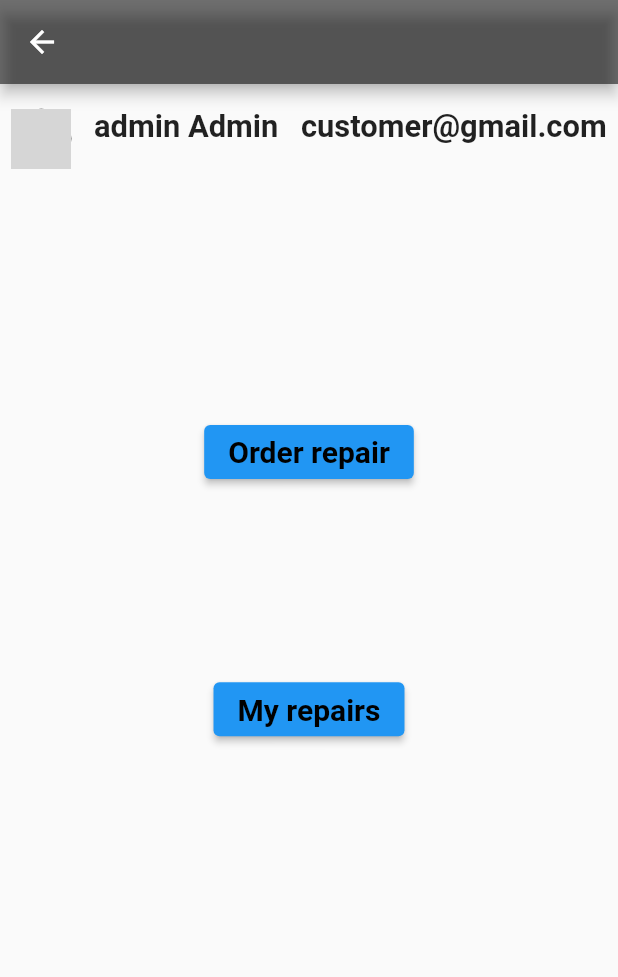
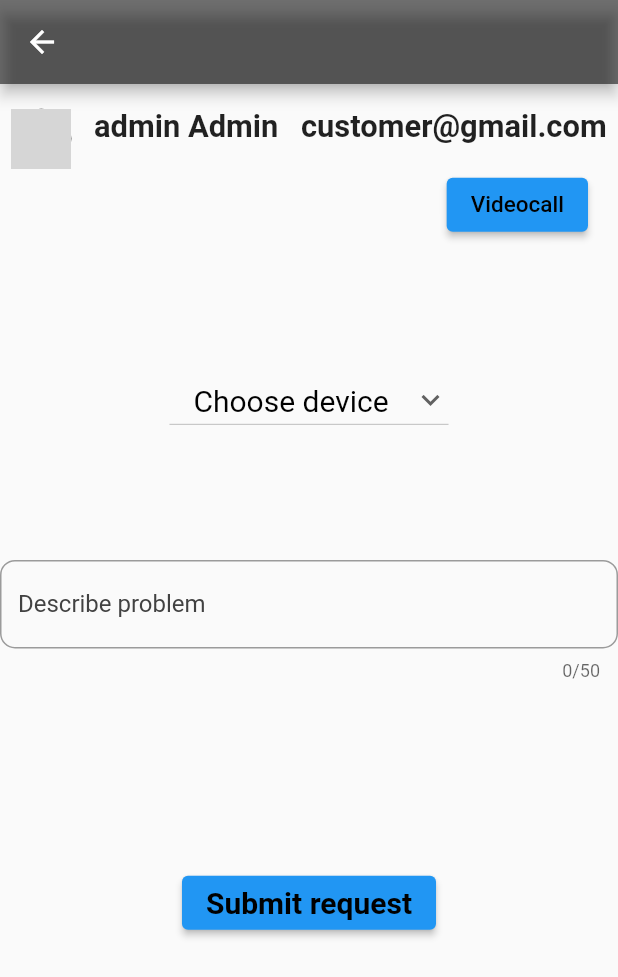
Before and after one commit to FedorViest/MTAA_frontend, a Flutter app: the CustomerScreen screen opened directly, after a tap on "Order repair", on a phone screen of 412 x 824 dp. Shown: the top 977 px of the screen. Run offline on Flutter 3.47's test engine with Material 2 defaults, Android fonts, the phone set to English and light mode, and no system bars; drawn by our look-alikes of dropdown_button2; grey boxes are pictures that could not be loaded.

Commit message:
Finish order screen with dropdown menu

```diff
--- a/lib/Screens/customer.dart
+++ b/lib/Screens/customer.dart
@@ -1,8 +1,10 @@
 import 'package:flutter/material.dart';
+import 'package:frontend/Screens/order_repair.dart';
 
 import 'profile.dart';
 
 class CustomerScreen extends StatelessWidget {
+
   @override
   Widget build(BuildContext context) {
     Size size = MediaQuery
@@ -23,7 +25,9 @@ class CustomerScreen extends StatelessWidget {
               children: [
                 SizedBox(height: size.height * 0.2),
                 ElevatedButton(
-                  onPressed: () {},
+                  onPressed: () {
+                    Navigator.of(context).push(MaterialPageRoute(builder: (context) => OrderRepairScreen()));
+                  },
                   child: const Text(
                     "Order repair",
                     style: TextStyle(
--- a/lib/Screens/login.dart
+++ b/lib/Screens/login.dart
@@ -1,5 +1,6 @@
 import 'package:flutter/material.dart';
 import 'package:flutter/services.dart';
+import 'package:frontend/Screens/customer.dart';
 import 'package:frontend/Screens/register.dart';
 
 class LoginScreen extends StatelessWidget{
@@ -61,7 +62,9 @@ class LoginScreen extends StatelessWidget{
             Container(
               alignment: Alignment.center,
               child: ElevatedButton(
-                onPressed: () {},
+                onPressed: () {
+                  Navigator.of(context).push(MaterialPageRoute(builder: (context) => CustomerScreen()));
+                },
                 child: const Text('SIGN IN'),
                 style: ElevatedButton.styleFrom(
                     fixedSize: const Size(200, 60), primary: Color(0xFF1E5F74)),
@@ -77,14 +80,14 @@ class LoginScreen extends StatelessWidget{
                     Navigator.of(context).push(MaterialPageRoute(builder: (context) => RegisterScreen()));
                   },
                   child: RichText(
-                    text: TextSpan(
-                      style: const TextStyle(
+                    text: const TextSpan(
+                      style: TextStyle(
                         fontSize: 14,
                         color: Colors.grey,
                       ),
                       children: <TextSpan>[
                         TextSpan(text: 'Don\'t have an account? '),
-                        TextSpan(text: 'Register here!', style: const TextStyle(fontWeight: FontWeight.bold)),
+                        TextSpan(text: 'Register here!', style: TextStyle(fontWeight: FontWeight.bold)),
                       ],
                     ),
                   )
--- /dev/null
+++ b/lib/Screens/order_repair.dart
@@ -0,0 +1,114 @@
+import 'package:flutter/material.dart';
+import 'package:dropdown_button2/dropdown_button2.dart';
+
+
+import 'customer.dart';
+import 'profile.dart';
+
+class OrderRepairScreen extends StatefulWidget {
+  @override
+  _OrderRepairScreenState createState() => _OrderRepairScreenState();
+}
+
+class _OrderRepairScreenState extends State<OrderRepairScreen>{
+  String? _dropDownValue;
+
+  List<String> items = [
+    "Mac",
+    "HP",
+    "Asus",
+    "Lenovo",
+    "Other",
+  ];
+
+  Widget build(BuildContext context) {
+    Size size = MediaQuery
+        .of(context)
+        .size;
+
+    return Scaffold(
+      appBar: AppBar(
+        backgroundColor: Colors.black54,
+      ),
+      body: SingleChildScrollView(
+      child: Container(
+        child: Column(
+          children: [
+            Profile(),
+            Container(
+              alignment: Alignment.topRight,
+              margin: const EdgeInsets.only(right: 20),
+              child: ElevatedButton(
+                onPressed: () {},
+                child: const Text(
+                  "Videocall",
+                  style: TextStyle(
+                    fontSize: 15,
+                    color: Colors.black,
+                  ),
+                )),
+            ),
+            Column(
+              mainAxisAlignment: MainAxisAlignment.start,
+              crossAxisAlignment: CrossAxisAlignment.center,
+              children: [
+                SizedBox(height: size.height * 0.1),
+                SizedBox(width: size.width * 0.2),
+                DropdownButton2(
+                  alignment: Alignment.center,
+                  icon: const Icon(Icons.keyboard_arrow_down),
+                  items: items.map((String items){
+                    return DropdownMenuItem<String>(
+                      value: items,
+                      child: Text(items),
+                    );
+                  }).toList(),
+                  hint: const Text(
+                    "Choose device",
+                    style: TextStyle(
+                      color: Colors.black,
+                      fontSize: 20,
+                    ),
+                  ),
+                  value: _dropDownValue,
+                  onChanged: (value){
+                    setState((){
+                      _dropDownValue = value as String;
+                    }
+                    );
+                  },
+                ),
+                SizedBox(height: size.height * 0.1),
+                TextField(
+                  maxLength: 50,
+                  decoration: InputDecoration(
+                      border: OutlineInputBorder(
+                        borderRadius: BorderRadius.circular(10.0),
+                      ),
+                      hintStyle: TextStyle(color: Colors.grey[800]),
+                      hintText: "Describe problem",
+                      fillColor: Colors.white70),
+                ),
+                SizedBox(height: size.height * 0.15),
+                ElevatedButton(
+                  onPressed: () {
+                    Navigator.of(context).push(MaterialPageRoute(builder: (context) => CustomerScreen()));
+                  },
+                  child: const Text(
+                    "Submit request",
+                    style: TextStyle(
+                      fontWeight: FontWeight.bold,
+                      fontSize: 20,
+                      color: Colors.black,
+                    ),
+                  ),
+                ),
+              ],
+            ),
+          ],
+        ),
+      ),
+      ),
+    );
+  }
+}
--- a/pubspec.yaml
+++ b/pubspec.yaml
@@ -38,6 +38,9 @@ dependencies:
 dev_dependencies:
   flutter_test:
     sdk: flutter
+
+  dropdown_button2: ^1.4.0
+
 
   # The "flutter_lints" package below contains a set of recommended lints to
   # encourage good coding practices. The lint set provided by the package is
```
Also changed, not shown: pubspec.lock.
